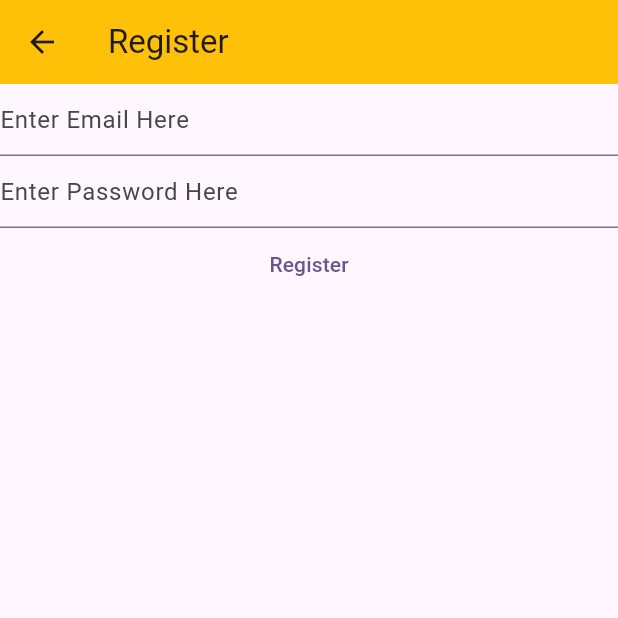
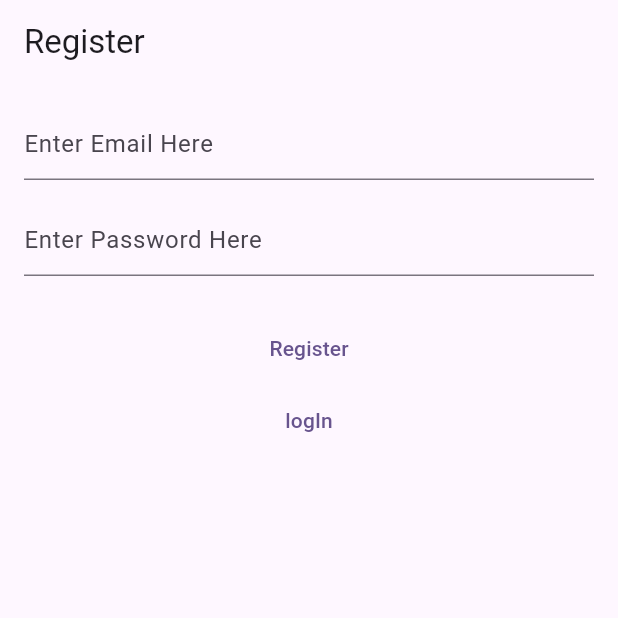
Before and after one commit to Adarsh0Ranjan/flutter_notes_app, a Flutter app: the RegisterView screen opened directly, on a phone screen of 412 x 824 dp, the top half of it. Run offline on Flutter 3.47's test engine with Material 3 defaults, Android fonts, the phone set to English and light mode, and no system bars; our stand-ins replace firebase_auth, firebase_core; accounts and stored records are empty.

Commit message:
navugatons added

```diff
--- a/lib/view/register_view.dart
+++ b/lib/view/register_view.dart
@@ -33,50 +33,47 @@ class _RegisterViewState extends State<RegisterView> {
   @override
   Widget build(BuildContext context) {
     return Scaffold(
-      appBar: AppBar(title: Text('Register'), backgroundColor: Colors.amber),
-      body: FutureBuilder(
-        future: Firebase.initializeApp(
-          options: DefaultFirebaseOptions.currentPlatform,
-        ),
-        builder: (context, snapshot) {
-          switch (snapshot.connectionState) {
-            case ConnectionState.done:
-              return Column(
+      appBar: AppBar(title: const Text("Register")),
+      body: Padding(
+        padding: const EdgeInsets.all(16.0),
+        child: Column(
+          crossAxisAlignment: CrossAxisAlignment.stretch,
           children: [
             TextField(
               controller: _email,
               keyboardType: TextInputType.emailAddress,
-                    decoration: InputDecoration(hintText: "Enter Email Here"),
+              decoration: const InputDecoration(hintText: "Enter Email Here"),
             ),
+            SizedBox(height: 16),
             TextField(
               controller: _password,
               obscureText: true,
               enableSuggestions: false,
               autocorrect: false,
-                    decoration: InputDecoration(
+              decoration: const InputDecoration(
                 hintText: "Enter Password Here",
               ),
             ),
+            SizedBox(height: 24),
             TextButton(
               onPressed: () async {
                 final email = _email.text;
                 final password = _password.text;
-                      final userCredentails = await FirebaseAuth.instance
+                final userCredentials = await FirebaseAuth.instance
                     .createUserWithEmailAndPassword(
                       email: email,
                       password: password,
                     );
-                      print(userCredentails);
+                print(userCredentials);
               },
               child: const Text("Register"),
             ),
+
+            TextButton(onPressed: () {
+               Navigator.of(context).pushNamedAndRemoveUntil('/login/', (route) => false);
+            }, child: const Text("logIn"))
           ],
-              );
-
-            default:
-              return Text("Loading");
-          }
-        },
+        ),
       ),
     );
   }
```
Also changed, not shown: lib/main.dart (+31 -8 lines), lib/view/login_view.dart (+10 -24 lines). Lines whose indentation alone changed are shown as unchanged.
